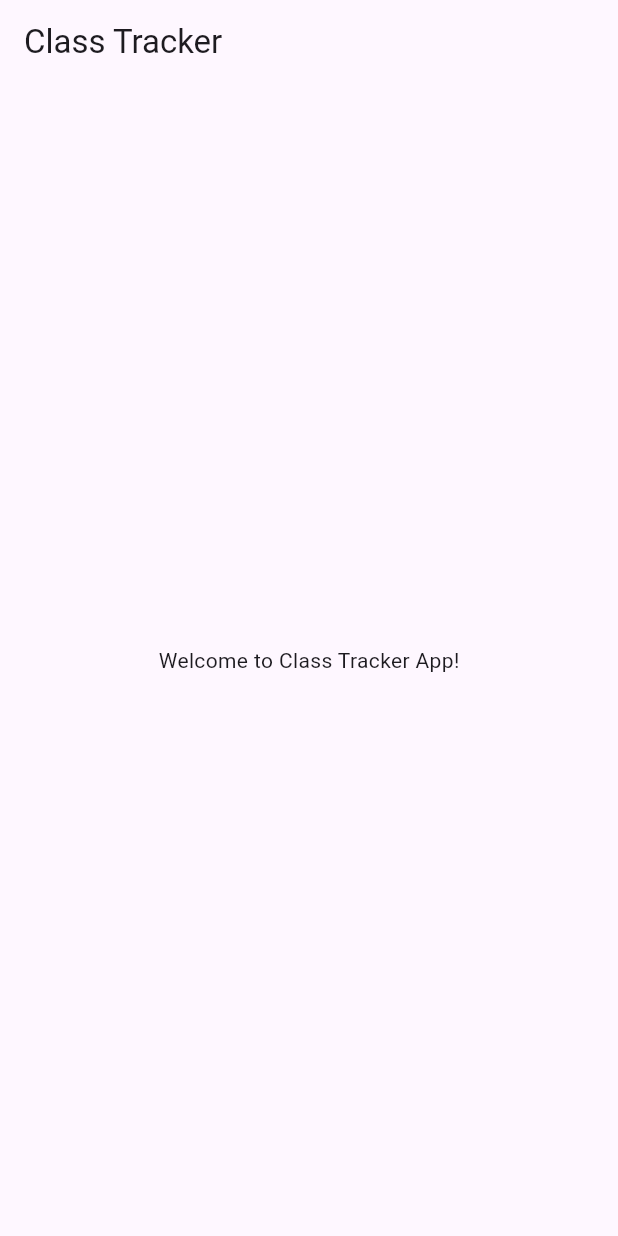
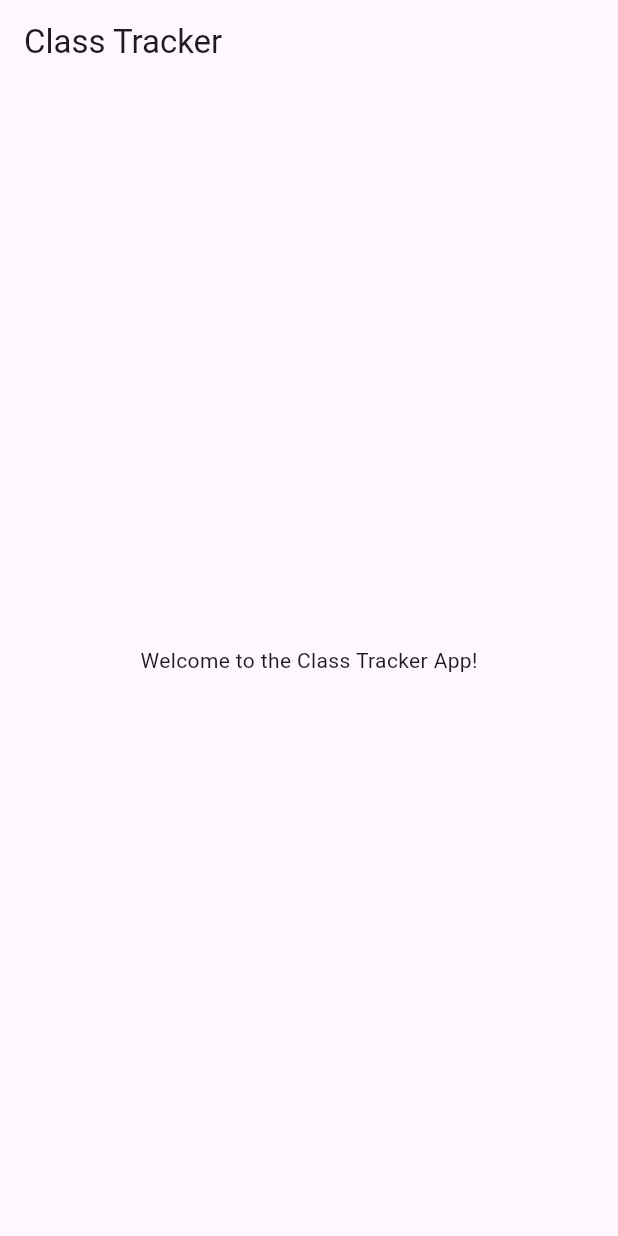
Before and after one commit to DilshanMadhusanka/class-tracker--flutter-firebase-complete-appl, a Flutter app: the screen it shows after launch, on a phone screen of 412 x 824 dp. Run offline on Flutter 3.47's test engine with Material 3 defaults, Android fonts, the phone set to English and light mode, and no system bars.

Commit message:
second commit

```diff
--- a/lib/main.dart
+++ b/lib/main.dart
@@ -25,7 +25,7 @@ class HomeScreen extends StatelessWidget {
         title:const  Text('Class Tracker'),
       ),
       body:const Center(
-        child:Text('Welcome to Class Tracker App!'),
+        child:Text('Welcome to the Class Tracker App!'),
       ),
     );
   }
```
